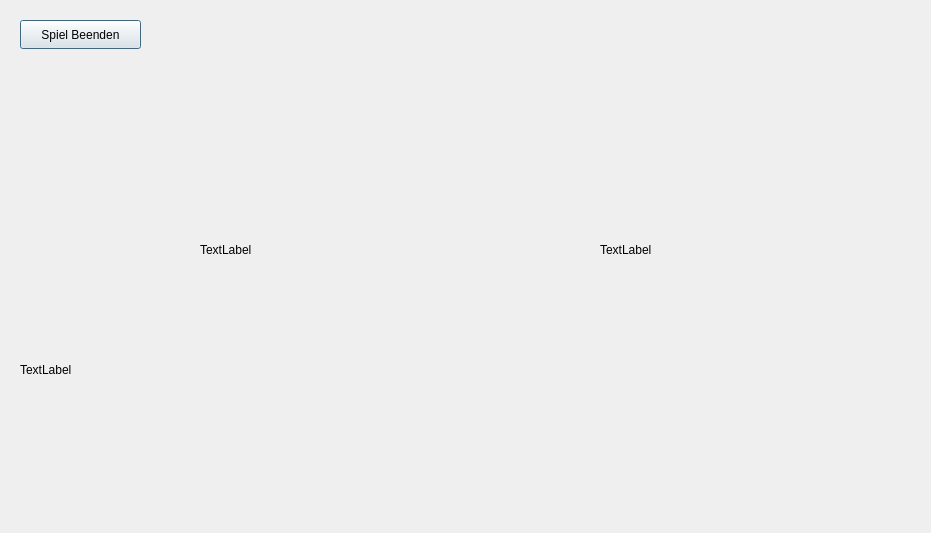
TreutleTobias/Spielautomat, file spielfenster.ui: the form before one commit.
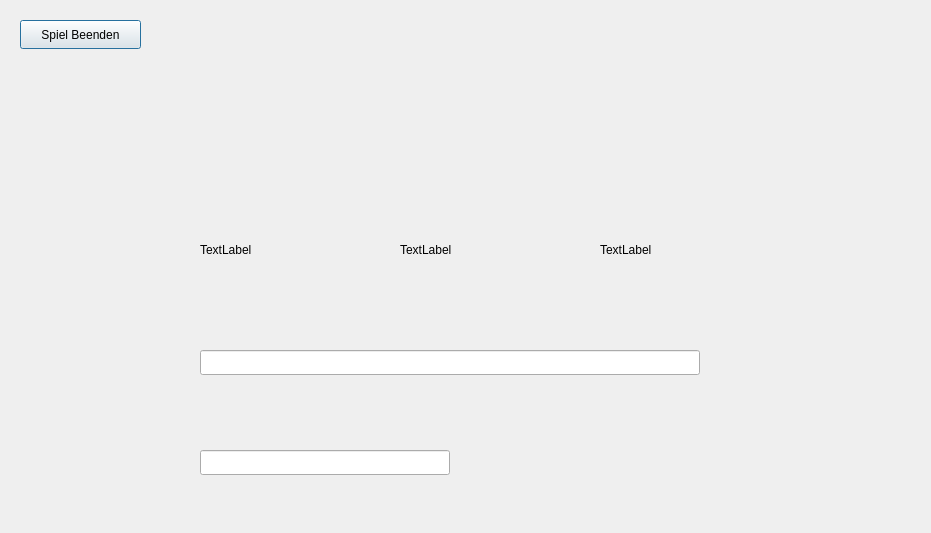
The form after the commit.

Commit message: Alle Labels Bilder funktionieren jetzt, Size anpassbar

```diff
--- a/spielfenster.ui
+++ b/spielfenster.ui
@@ -42,9 +42,9 @@
   <widget class="QLabel" name="SpinningWheel2">
    <property name="geometry">
     <rect>
-     <x>20</x>
-     <y>320</y>
-     <width>831</width>
+     <x>400</x>
+     <y>200</y>
+     <width>100</width>
      <height>100</height>
     </rect>
    </property>
@@ -65,6 +65,26 @@
     <string>TextLabel</string>
    </property>
   </widget>
+  <widget class="QLineEdit" name="Aktion_Line_Edit">
+   <property name="geometry">
+    <rect>
+     <x>200</x>
+     <y>350</y>
+     <width>500</width>
+     <height>25</height>
+    </rect>
+   </property>
+  </widget>
+  <widget class="QLineEdit" name="Name_Line_Edit">
+   <property name="geometry">
+    <rect>
+     <x>200</x>
+     <y>450</y>
+     <width>250</width>
+     <height>25</height>
+    </rect>
+   </property>
+  </widget>
  </widget>
  <resources/>
  <connections/>
```
The commit also changes 1 other file.
